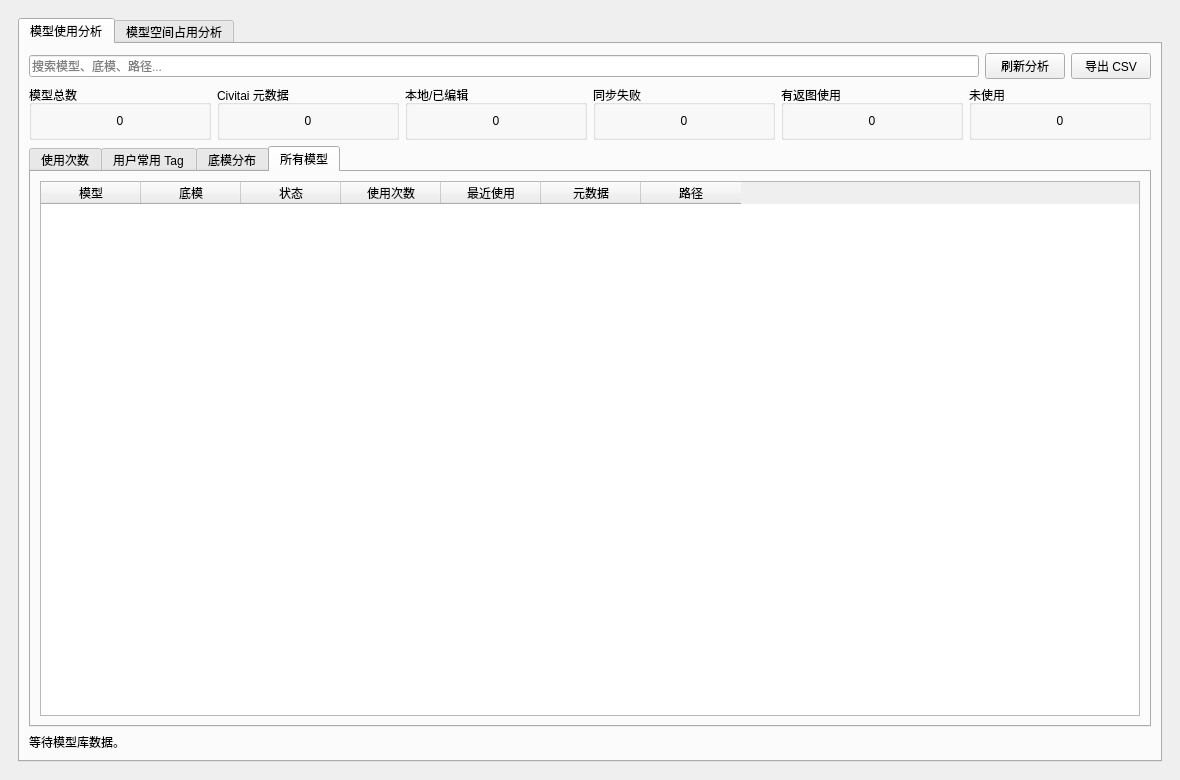
Before: the Qt Designer form tools/usageanalysiswidget.ui in hanbinhsh/SD-LoRA-Manager, drawn with Qt 5.
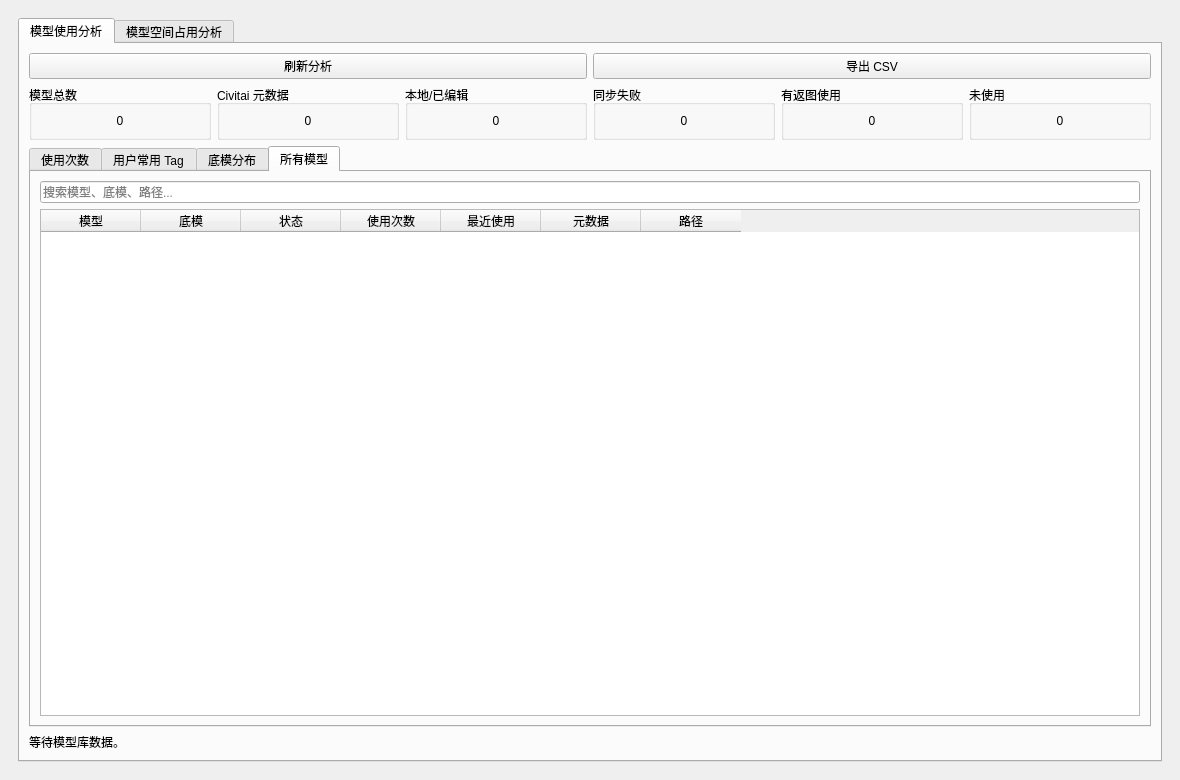
After: the same form once the commit is applied. The open tabs and pages were chosen to show the change.

What changed in the file:
```diff
--- a/tools/usageanalysiswidget.ui
+++ b/tools/usageanalysiswidget.ui
@@ -35,13 +35,6 @@
       <layout class="QVBoxLayout" name="verticalLayoutAnalysis">
        <item>
         <layout class="QHBoxLayout" name="layoutActions">
-         <item>
-          <widget class="QLineEdit" name="editSearchModels">
-           <property name="placeholderText">
-            <string>搜索模型、底模、路径...</string>
-           </property>
-          </widget>
-         </item>
          <item>
           <widget class="QPushButton" name="btnRefreshAnalysis">
            <property name="text">
@@ -216,6 +209,16 @@
            <string>所有模型</string>
           </attribute>
           <layout class="QVBoxLayout" name="verticalLayoutAllModels">
+           <item>
+            <widget class="QLineEdit" name="editSearchModels">
+             <property name="placeholderText">
+              <string>搜索模型、底模、路径...</string>
+             </property>
+             <property name="clearButtonEnabled">
+              <bool>true</bool>
+             </property>
+            </widget>
+           </item>
            <item>
             <widget class="QTableWidget" name="tableModels">
              <property name="selectionBehavior">
```
